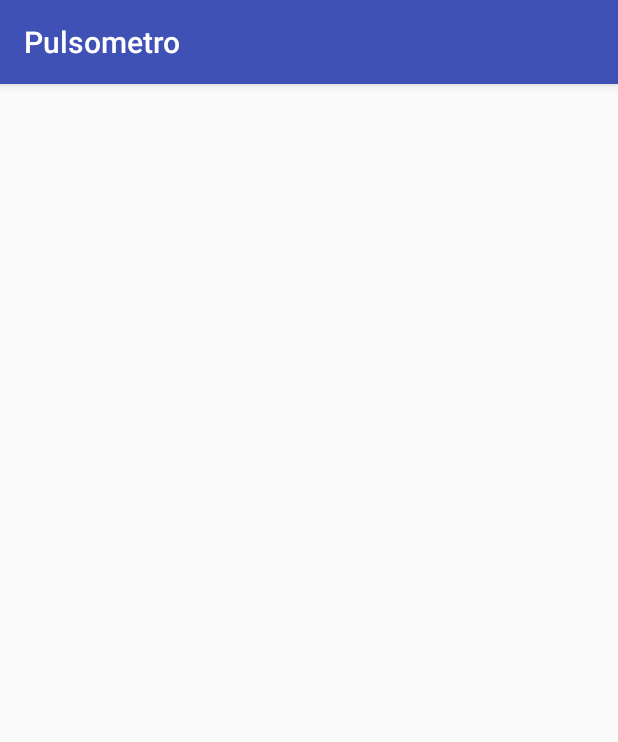
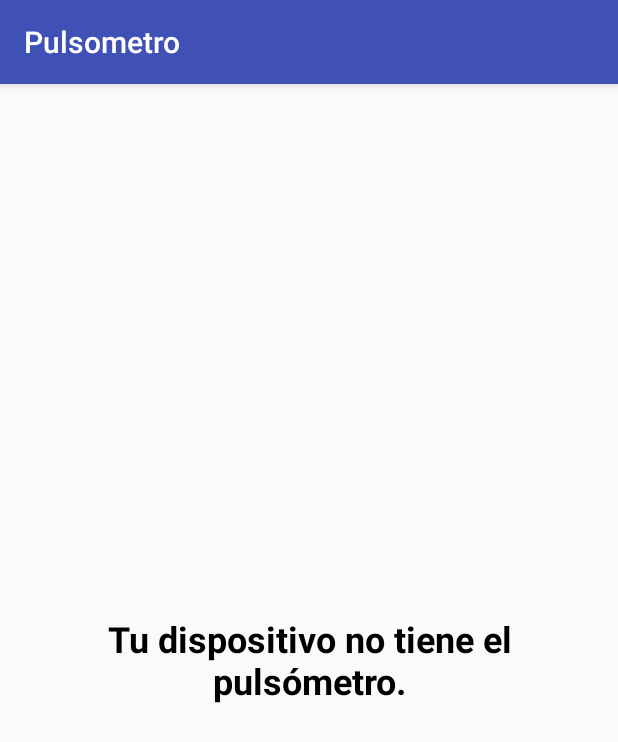
Before and after one commit to alu0100463118/Grupo2, an Android app: the Pulsometro screen opened directly, with no data from a screen before it, on a phone screen of 412 x 824 dp. Shown: the top 742 px of the screen. Run offline under Robolectric (Android 15) with nearby library versions, the phone set to English and light mode, and no system bars.

```diff
--- a/app/src/main/java/com/grupo2/aplicacion_grupo2/Pulsometro.java
+++ b/app/src/main/java/com/grupo2/aplicacion_grupo2/Pulsometro.java
@@ -1,13 +1,76 @@
 package com.grupo2.aplicacion_grupo2;
 
+import android.hardware.Sensor;
+import android.hardware.SensorEvent;
+import android.hardware.SensorManager;
 import android.support.v7.app.AppCompatActivity;
 import android.os.Bundle;
+import android.widget.TextView;
+
+
+/**
+ * Clase que utiliza el pulsometro del dispositivo y muestra por pantalla el valor obtenido.
+ * @author   Bianney Cabrera, Joshua García, Hilario Pérez y Antonio Suárez.
+ * @version  1.0
+ */
 
 public class Pulsometro extends AppCompatActivity {
+
+    private TextView textoPulsaciones;
+    private SensorManager mSensorManager;
+    private Sensor mHeartRate;
+    private final static String falloSensor = "Tu dispositivo no tiene el pulsómetro.";
+
+    /**
+     * Método que se ejecuta al lanzar la actividad.
+     * Inicializa el Sensor, el SensorManager y establece un mensaje de error si no
+     * se encuentra el pulsometro.
+     * @param savedInstanceState Representa un buffer en el que se guarda el estado de la aplicación
+     */
 
     @Override
     protected void onCreate(Bundle savedInstanceState) {
         super.onCreate(savedInstanceState);
         setContentView(R.layout.activity_pulsometro);
+
+        // Asignamos los textViews que declaramos en el fichero activity_main a los que declaramos
+
+        textoPulsaciones = (TextView) findViewById(R.id.texto);
+
+        // Seleccionamos el sensor que lee las pulsaciones
+
+        mSensorManager = (SensorManager)getSystemService(SENSOR_SERVICE);
+        mHeartRate= mSensorManager.getDefaultSensor(Sensor.TYPE_HEART_RATE);
+
+        // Si no detectamos el sensor, mostramos el mensaje de fallo
+
+        if (mHeartRate == null) {
+            textoPulsaciones.setText(falloSensor);
+        }
     }
+
+    /**
+     * Método que recoge el valor que detecta el sensor y lo actualiza en los TextViews cada vez que
+     * se detecta un cambio en el sensor.
+     * @param event Parámetro que representa un cambio en el pulsómetro.
+     */
+
+   // @Override
+    public void onSensorChanged(SensorEvent event) {
+
+        synchronized (this){
+            switch (event.sensor.getType()){
+                case Sensor.TYPE_HEART_RATE:
+                    float pulsaciones = event.values[0];
+                    textoPulsaciones.setText("Pulsaciones: " + String.valueOf(pulsaciones));
+                    break;
+                default:
+                    System.out.print("default");
+                    break;
+            }
+        }
+    }
+
+  //  @Override
+    public void onAccuracyChanged(Sensor sensor, int accuracy) {}
 }
--- a/app/src/main/res/layout/activity_pulsometro.xml
+++ b/app/src/main/res/layout/activity_pulsometro.xml
@@ -7,4 +7,12 @@
     android:paddingBottom="@dimen/activity_vertical_margin"
     tools:context="com.grupo2.aplicacion_grupo2.Pulsometro">
 
+    <TextView
+        android:id="@+id/texto"
+        android:layout_width="fill_parent"
+        android:layout_height="fill_parent"
+        android:textColor="#000000"
+        android:textSize="24sp"
+        android:textStyle="bold"
+        android:gravity="center_horizontal|center_vertical"/>
 </RelativeLayout>
```
Also changed, not shown: app/src/main/java/com/grupo2/aplicacion_grupo2/Luz.java (+20 -3 lines), app/src/main/java/com/grupo2/aplicacion_grupo2/Termometro.java (+22 -5 lines), app/src/main/res/layout/activity_termometro.xml (+11 -9 lines).
